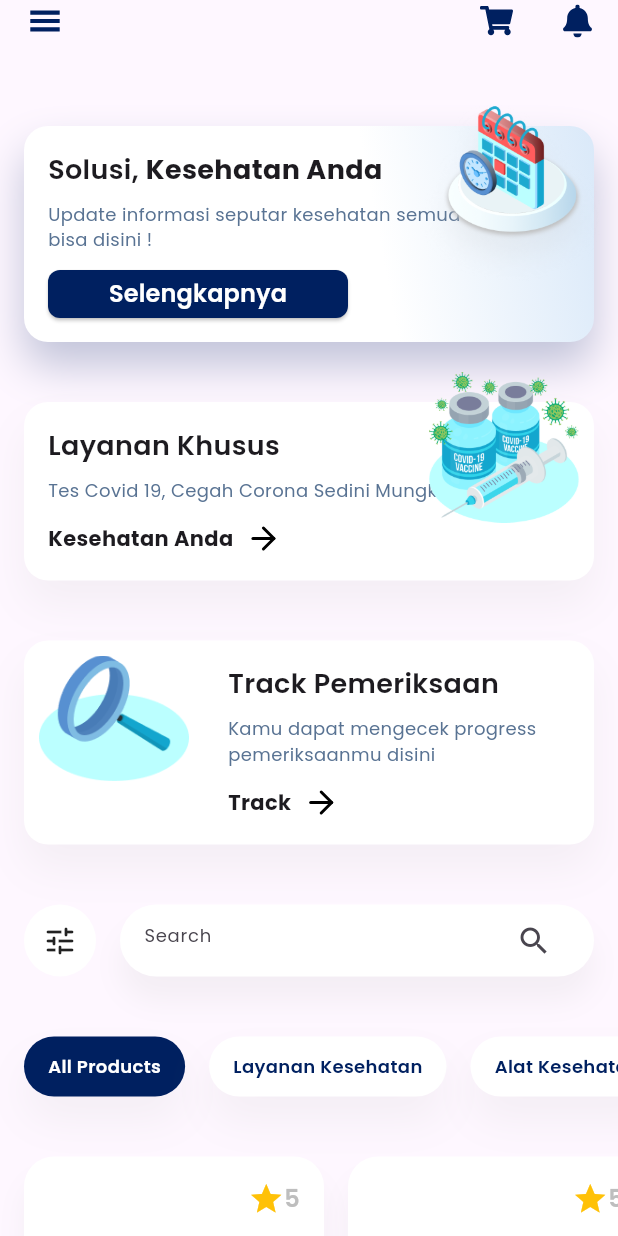
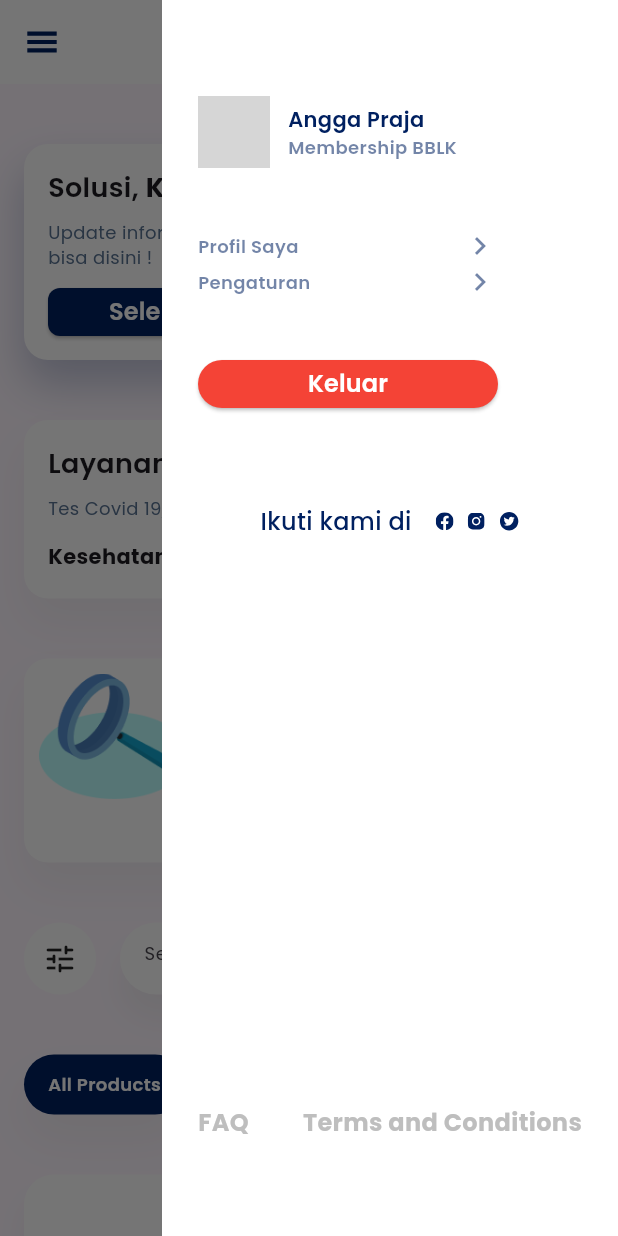
Before and after one commit to hamcuks/vascomm-test, a Flutter app: the screen it shows after launch, with the side drawer open (before the commit the screen has no drawer), on a phone screen of 412 x 824 dp. Run offline on Flutter 3.47's test engine with Material 3 defaults, Android fonts, the phone set to English and light mode, and no system bars; drawn by our look-alikes of auto_size_text; our stand-ins replace bloc, dio, equatable, flutter_bloc, flutter_easyloading, flutter_svg and 2 more; network calls fail; grey boxes are pictures that could not be loaded.

Commit message:
feat(app): add navigation drawer

```diff
--- a/lib/features/main/presentation/views/home_view.dart
+++ b/lib/features/main/presentation/views/home_view.dart
@@ -1,30 +1,47 @@
-import 'package:flutter/cupertino.dart';
 import 'package:flutter/material.dart';
-import 'package:flutter/rendering.dart';
-import 'package:flutter/widgets.dart';
 import 'package:flutter_svg/flutter_svg.dart';
 import 'package:google_fonts/google_fonts.dart';
 import 'package:vascomm_test/features/main/presentation/widgets/item_card.dart';
 import 'package:vascomm_test/shared/presentation/widgets/app_button.dart';
+import 'package:vascomm_test/shared/presentation/widgets/app_drawer.dart';
 import 'package:vascomm_test/shared/presentation/widgets/app_input_form.dart';
-import 'package:vascomm_test/shared/presentation/widgets/navigation_bar.dart';
 import 'package:vascomm_test/shared/presentation/widgets/notification_banner.dart';
 
 import '../widgets/category_pill.dart';
 
 class HomeView extends StatelessWidget {
-  const HomeView({super.key});
+  HomeView({super.key});
+
+  final GlobalKey<ScaffoldState> _key = GlobalKey();
 
   @override
   Widget build(BuildContext context) {
     return SafeArea(
       child: Scaffold(
-        body: Column(
-          children: [
-            const AppNavigationBar(),
-            const SizedBox(height: 16),
-            Expanded(
-              child: ListView(
+        key: _key,
+        appBar: AppBar(
+          backgroundColor: Colors.white,
+          surfaceTintColor: Colors.white,
+          leading: GestureDetector(
+            onTap: () {
+              _key.currentState?.openEndDrawer();
+            },
+            child: SvgPicture.asset(
+              'assets/icons/dash-menu-ic.svg',
+              height: 16,
+              width: 16,
+              fit: BoxFit.scaleDown,
+            ),
+          ),
+          actions: [
+            SvgPicture.asset('assets/icons/cart-ic.svg'),
+            const SizedBox(width: 32),
+            SvgPicture.asset('assets/icons/notif-new-ic.svg'),
+            const SizedBox(width: 16),
+          ],
+        ),
+        endDrawer: const AppDrawer(),
+        body: ListView(
           children: [
             Padding(
               padding: const EdgeInsets.all(16),
@@ -46,9 +63,6 @@ class HomeView extends StatelessWidget {
               ),
             ),
             const NotificationBanner()
-                ],
-              ),
-            ),
           ],
         ),
       ),
--- a/lib/main.dart
+++ b/lib/main.dart
@@ -22,7 +22,7 @@ class MyApp extends StatelessWidget {
         colorScheme: ColorScheme.fromSeed(seedColor: Colors.deepPurple),
         useMaterial3: true,
       ),
-      home: const HomeView(),
+      home: HomeView(),
       builder: EasyLoading.init(),
     );
   }
--- a/lib/shared/presentation/widgets/app_button.dart
+++ b/lib/shared/presentation/widgets/app_button.dart
@@ -9,6 +9,8 @@ class AppButton extends StatelessWidget {
     this.width,
     this.height,
     this.icon,
+    this.backgroundColor,
+    this.borderRadius,
     this.onPressed,
   });
 
@@ -16,6 +18,8 @@ class AppButton extends StatelessWidget {
   final double? height;
   final String title;
   final Widget? icon;
+  final Color? backgroundColor;
+  final BorderRadiusGeometry? borderRadius;
   final Function()? onPressed;
 
   @override
@@ -25,10 +29,10 @@ class AppButton extends StatelessWidget {
       width: width ?? double.maxFinite,
       child: ElevatedButton(
         style: ElevatedButton.styleFrom(
-          backgroundColor: const Color(0xFF002060),
+          backgroundColor: backgroundColor ?? const Color(0xFF002060),
           foregroundColor: Colors.white,
           shape: RoundedRectangleBorder(
-            borderRadius: BorderRadius.circular(8),
+            borderRadius: borderRadius ?? BorderRadius.circular(8),
           ),
         ),
         onPressed: onPressed,
--- /dev/null
+++ b/lib/shared/presentation/widgets/app_drawer.dart
@@ -0,0 +1,160 @@
+import 'package:flutter/material.dart';
+import 'package:flutter_svg/flutter_svg.dart';
+import 'package:google_fonts/google_fonts.dart';
+import 'package:vascomm_test/shared/presentation/widgets/app_button.dart';
+
+class AppDrawer extends StatelessWidget {
+  const AppDrawer({
+    super.key,
+  });
+
+  @override
+  Widget build(BuildContext context) {
+    return Drawer(
+      shape: RoundedRectangleBorder(
+        borderRadius: BorderRadius.circular(0),
+      ),
+      backgroundColor: Colors.white,
+      surfaceTintColor: Colors.white,
+      child: Padding(
+        padding: const EdgeInsets.symmetric(horizontal: 24, vertical: 64),
+        child: Column(
+          crossAxisAlignment: CrossAxisAlignment.start,
+          children: [
+            Row(
+              children: [
+                const CircleAvatar(
+                  radius: 24,
+                  backgroundImage: NetworkImage(
+                    'https://ps.w.org/user-avatar-reloaded/assets/icon-256x256.png?rev=2540745',
+                  ),
+                ),
+                const SizedBox(width: 12),
+                Column(
+                  crossAxisAlignment: CrossAxisAlignment.start,
+                  children: [
+                    Text(
+                      'Angga Praja',
+                      style: GoogleFonts.poppins(
+                        fontSize: 14,
+                        fontWeight: FontWeight.w600,
+                        color: const Color(0xFF002060),
+                      ),
+                    ),
+                    Text(
+                      'Membership BBLK',
+                      style: GoogleFonts.poppins(
+                        fontSize: 12,
+                        fontWeight: FontWeight.w600,
+                        color: const Color(0xFF002060).withOpacity(.55),
+                      ),
+                    ),
+                  ],
+                )
+              ],
+            ),
+            const SizedBox(height: 40),
+            SizedBox(
+              width: 200,
+              child: Column(
+                children: [
+                  _DrawerItemLink(
+                    title: 'Profil Saya',
+                    onTap: () {},
+                  ),
+                  const _DrawerItemLink(title: 'Pengaturan'),
+                  const SizedBox(height: 40),
+                  AppButton(
+                    title: 'Keluar',
+                    height: 32,
+                    backgroundColor: Colors.red,
+                    borderRadius: BorderRadius.circular(200),
+                    onPressed: () {},
+                  ),
+                ],
+              ),
+            ),
+            const SizedBox(height: 64),
+            Row(
+              mainAxisAlignment: MainAxisAlignment.center,
+              children: [
+                Text(
+                  'Ikuti kami di',
+                  style: GoogleFonts.poppins(
+                    fontSize: 16,
+                    fontWeight: FontWeight.w500,
+                    color: const Color(0xFF002060),
+                  ),
+                ),
+                const SizedBox(width: 16),
+                SvgPicture.asset('assets/icons/facebook-ic.svg'),
+                const SizedBox(width: 8),
+                SvgPicture.asset('assets/icons/instagram-ic.svg'),
+                const SizedBox(width: 8),
+                SvgPicture.asset('assets/icons/twitter-ic.svg'),
+              ],
+            ),
+            const Spacer(),
+            Row(
+              mainAxisAlignment: MainAxisAlignment.spaceBetween,
+              children: [
+                Text(
+                  'FAQ',
+                  style: GoogleFonts.poppins(
+                    fontSize: 16,
+                    fontWeight: FontWeight.w700,
+                    color: const Color(0xFFBEBEBE),
+                  ),
+                ),
+                const Spacer(),
+                Text(
+                  'Terms and Conditions',
+                  style: GoogleFonts.poppins(
+                    fontSize: 16,
+                    fontWeight: FontWeight.w700,
+                    color: const Color(0xFFBEBEBE),
+                  ),
+                ),
+              ],
+            ),
+          ],
+        ),
+      ),
+    );
+  }
+}
+
+class _DrawerItemLink extends StatelessWidget {
+  const _DrawerItemLink({
+    required this.title,
+    this.onTap,
+  });
+
+  final String title;
+  final VoidCallback? onTap;
+
+  @override
+  Widget build(BuildContext context) {
+    return GestureDetector(
+      onTap: onTap,
+      child: Row(
+        mainAxisAlignment: MainAxisAlignment.spaceBetween,
+        children: [
+          Text(
+            title,
+            style: GoogleFonts.poppins(
+              fontSize: 12,
+              fontWeight: FontWeight.w600,
+              color: const Color(0xFF002060).withOpacity(.55),
+            ),
+          ),
+          const SizedBox(width: 12),
+          Icon(
+            Icons.chevron_right,
+            color: const Color(0xFF002060).withOpacity(.55),
+          )
+        ],
+      ),
+    );
+  }
+}
--- a/lib/shared/presentation/widgets/navigation_bar.dart
+++ b/lib/shared/presentation/widgets/navigation_bar.dart
@@ -1,4 +1,5 @@
 import 'package:flutter/material.dart';
+import 'package:flutter/widgets.dart';
 import 'package:flutter_svg/flutter_svg.dart';
 
 class AppNavigationBar extends StatelessWidget {
@@ -12,7 +13,10 @@ class AppNavigationBar extends StatelessWidget {
       padding: const EdgeInsets.symmetric(horizontal: 16),
       child: Row(
         children: [
-          SvgPicture.asset('assets/icons/dash-menu-ic.svg'),
+          GestureDetector(
+            onTap: () {},
+            child: SvgPicture.asset('assets/icons/dash-menu-ic.svg'),
+          ),
           const Spacer(),
           SvgPicture.asset('assets/icons/cart-ic.svg'),
           const SizedBox(width: 32),
```
Also changed, not shown: assets/icons/facebook-ic.svg (added), assets/icons/iPhone 11 Pro/facebook-ic.svg (added), assets/icons/iPhone 11 Pro/instagram-ic.svg (added), assets/icons/iPhone 11 Pro/twitter-ic.svg (added), assets/icons/instagram-ic.svg (added), assets/icons/twitter-ic.svg (added). Lines whose indentation alone changed are shown as unchanged.
